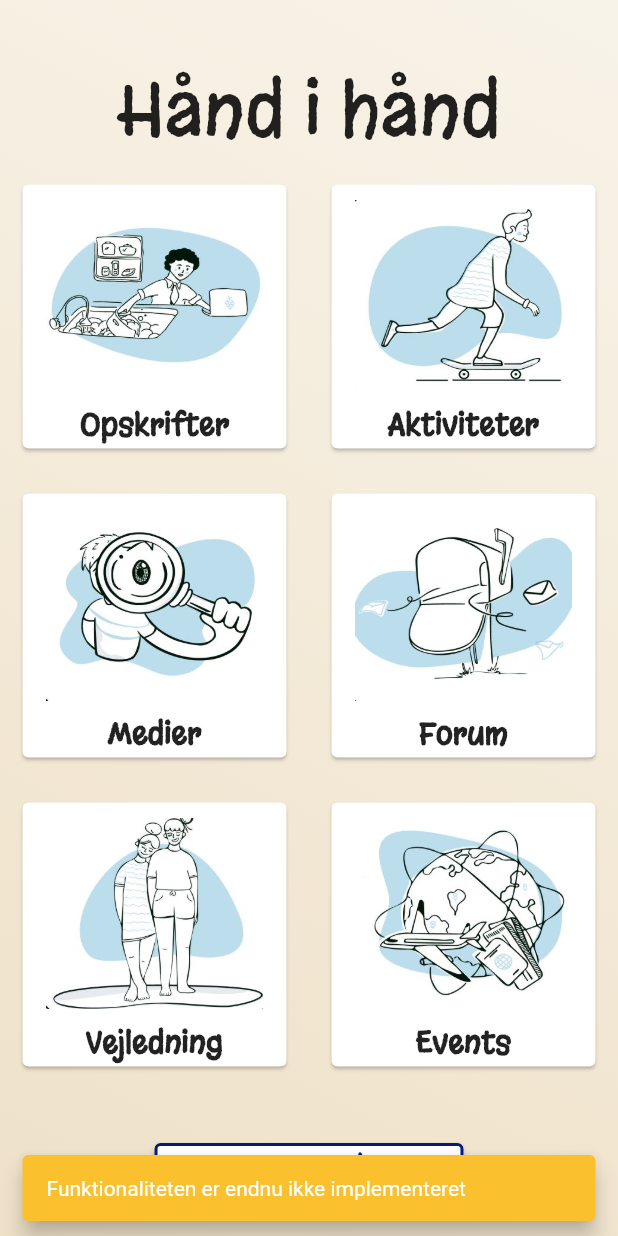
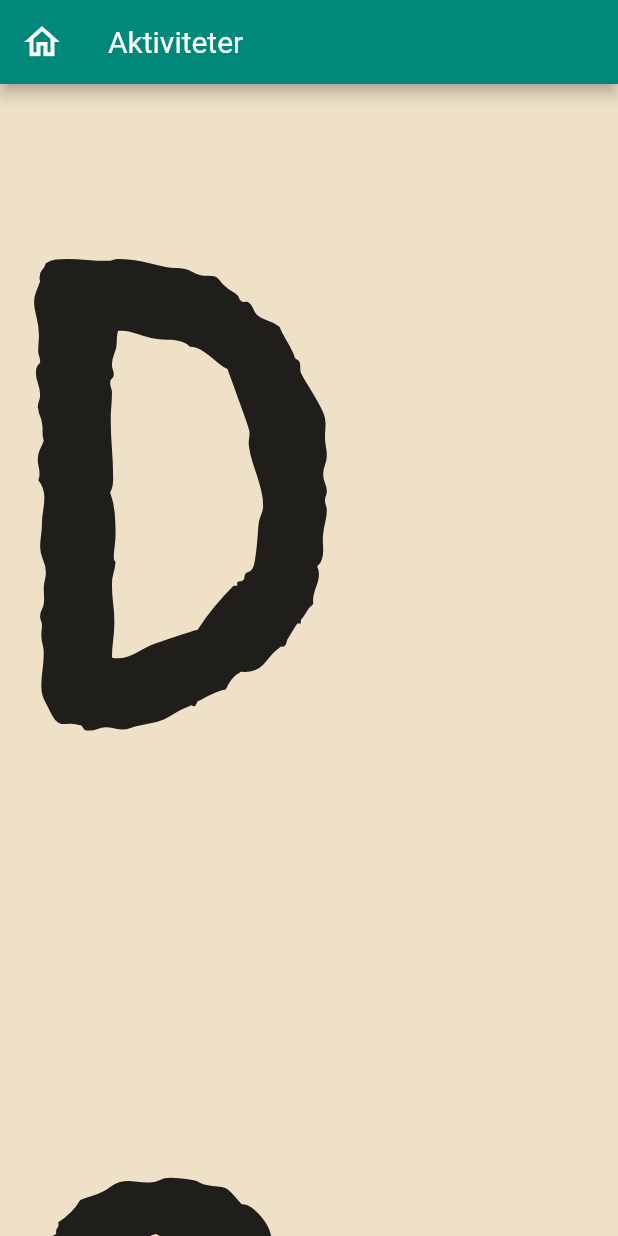
Before and after one commit to DikteStraadt/ST7BAC, a Flutter app: the HomePage screen opened by its route, after a tap on "Aktiviteter", on a phone screen of 412 x 824 dp. Run offline on Flutter 3.47's test engine with Material 2 defaults, Android fonts, the phone set to English and light mode, and no system bars; our stand-ins replace firebase_auth, firebase_core, firebase_database, fluttertoast; missing offline and left inert: firebase_auth_web, firebase_core_web, firebase_database_web; accounts and stored records are empty.

Commit message:
activities_commit1

```diff
--- a/lib/main.dart
+++ b/lib/main.dart
@@ -1,5 +1,6 @@
 import 'package:firebase_core/firebase_core.dart';
 import 'package:flutter/material.dart';
+import 'package:flutter_project_1_0/pages/activities_page.dart';
 import 'package:flutter_project_1_0/pages/favorites_page.dart';
 import 'package:flutter_project_1_0/pages/forums_page.dart';
 import 'package:flutter_project_1_0/pages/home_page.dart';
@@ -38,6 +39,7 @@ class MyApp extends StatelessWidget {
           'newplan': (context) => NewPlanPage(),
           'forums': (context) => ForumsPage(),
           'newforum': (context) => NewForumPage(),
+          'activities': (context) => ActivitiesPage(),
           //'recipe': (context) => RecipePage(),
           //'forumdetails': (context) => ForumDetailPage(),
           //'selectplan': (context) => SelectPlanPage(),
--- /dev/null
+++ b/lib/pages/activities_page.dart
@@ -0,0 +1,52 @@
+import 'package:firebase_auth/firebase_auth.dart';
+import 'package:flutter/material.dart';
+import 'package:flutter_project_1_0/database/repository.dart';
+import 'package:flutter_project_1_0/models/ingredient.dart';
+import 'package:flutter_project_1_0/models/recipe.dart';
+import 'package:flutter_project_1_0/models/plan.dart';
+import 'package:flutter_project_1_0/pages/recipe_page.dart';
+import 'package:flutter_project_1_0/utilities/snack_bar.dart';
+
+class ActivitiesPage extends StatefulWidget {
+  @override
+  State<ActivitiesPage> createState() => _ActivitiesPageState();
+  const ActivitiesPage({Key? key}) : super(key: key);
+}
+
+class _ActivitiesPageState extends State<ActivitiesPage> {
+  @override
+  Widget build(BuildContext context) {
+    return Scaffold(
+      appBar: AppBar(
+        title: const Text('Aktiviteter'),
+        backgroundColor: Colors.teal[600],
+        leading: GestureDetector(
+          onTap: () {
+            Navigator.pushNamed(context, 'home');
+          },
+          child: Icon(
+            Icons.home_outlined,
+            size: 28,
+          ),
+        ),
+      ),
+      body: Container(
+        child: Column(
+          children: [
+            SingleChildScrollView(
+              child: Column(children: [
+                new Text(
+                  'Dagens udvalgte familieaktivitet',
+                  style: TextStyle(
+                    fontFamily: 'Margarine',
+                    fontSize: MediaQuery.of(context).size.width * 1,
+                  ),
+                ),
+              ]),
+            ),
+          ],
+        ),
+      ),
+    );
+  }
+}
--- a/lib/pages/home_page.dart
+++ b/lib/pages/home_page.dart
@@ -76,6 +76,8 @@ class _HomePageState extends State<HomePage> {
                                         NavigationController(initpage: 0)));
                           else if (title == "Forum") {
                             Navigator.pushNamed(context, 'forums');
+                          } else if (title == "Aktiviteter") {
+                            Navigator.pushNamed(context, 'activities');
                           } else {
                             MySnackbar snackbar = new MySnackbar();
                             snackbar.notImplementedSnackBar(context);
```
Also changed, not shown: pubspec.lock, 2 other files.
